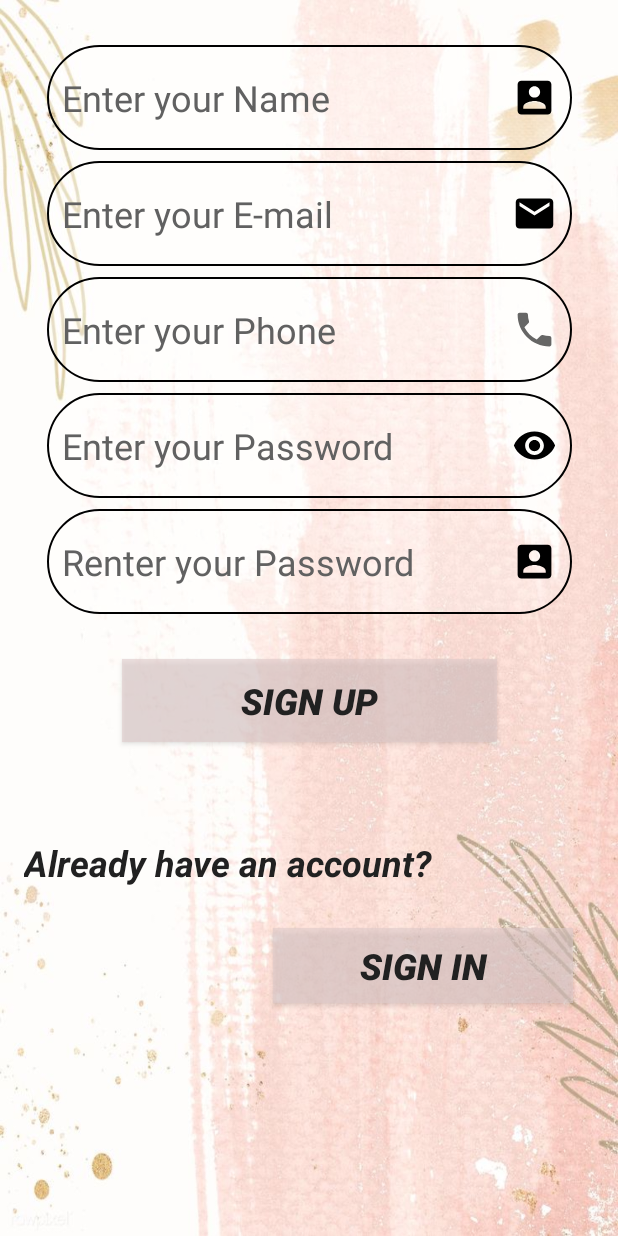
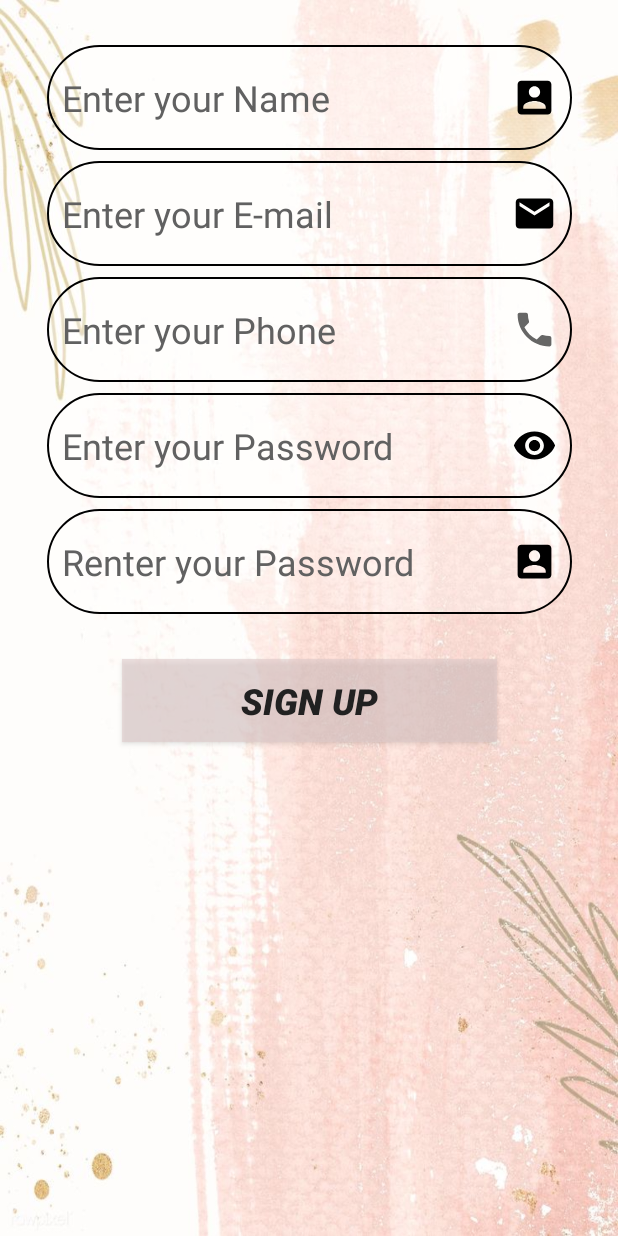
Before and after one commit to Android-AEMM/Trainning_proj, an Android app: the MainActivity screen opened directly, with no data from a screen before it, on a phone screen of 412 x 824 dp. Run offline under Robolectric (Android 15) with nearby library versions, the phone set to English and light mode, and no system bars.

Commit message:
signUp+login

```diff
--- a/app/src/main/java/com/example/trainning_proj/MainActivity.java
+++ b/app/src/main/java/com/example/trainning_proj/MainActivity.java
@@ -8,21 +8,12 @@ import android.view.View;
 import android.widget.Button;
 
 public class MainActivity extends AppCompatActivity {
-    Button btn_login;
 
     @Override
     protected void onCreate(Bundle savedInstanceState) {
         super.onCreate(savedInstanceState);
         setContentView(R.layout.activity_main);
-        btn_login=findViewById(R.id.btn1_signIn);
-        btn_login.setOnClickListener(new View.OnClickListener() {
-            @Override
-            public void onClick(View view) {
-                Intent i=new Intent(MainActivity.this,SignIn.class);
-                startActivity(i);
-                finish();
-            }
-        });
+
 
     }
 }
--- a/app/src/main/java/com/example/trainning_proj/SignIn.java
+++ b/app/src/main/java/com/example/trainning_proj/SignIn.java
@@ -2,13 +2,28 @@ package com.example.trainning_proj;
 
 import androidx.appcompat.app.AppCompatActivity;
 
+import android.content.Intent;
 import android.os.Bundle;
+import android.view.View;
+import android.widget.Button;
 
 public class SignIn extends AppCompatActivity {
+    Button btn_login;
+
 
     @Override
     protected void onCreate(Bundle savedInstanceState) {
         super.onCreate(savedInstanceState);
         setContentView(R.layout.activity_sign_in);
+
+        btn_login=findViewById(R.id.btn2_signUp);
+        btn_login.setOnClickListener(new View.OnClickListener() {
+            @Override
+            public void onClick(View view) {
+                Intent i=new Intent(SignIn.this,MainActivity.class);
+                startActivity(i);
+                finish();
+            }
+        });
     }
 }
--- a/app/src/main/res/layout/activity_main.xml
+++ b/app/src/main/res/layout/activity_main.xml
@@ -97,33 +97,5 @@ android:layout_height="match_parent">
     app:layout_constraintRight_toRightOf="@id/layout_signUp"
     app:layout_constraintTop_toBottomOf="@id/et1_rePass"
     />
-<TextView
-    android:id="@+id/tv1_haveAccount"
-    android:layout_width="wrap_content"
-    android:layout_height="60dp"
-    android:layout_marginTop="64dp"
-    android:text="@string/so_Signin"
-    android:textColor="@color/gray900"
-    android:textSize="24dp"
-    android:textStyle="bold|italic"
-    app:layout_constraintHorizontal_bias="0.112"
-    app:layout_constraintLeft_toLeftOf="@id/layout_signUp"
-    app:layout_constraintRight_toRightOf="@id/layout_signUp"
-    app:layout_constraintTop_toBottomOf="@id/btn_signUp" />
-
-<Button
-    android:id="@+id/btn1_signIn"
-    android:layout_width="200dp"
-    android:layout_height="50dp"
-    android:background="#94E1CBCB"
-    android:gravity="center"
-    android:text="@string/btn_signin"
-    android:textColor="@color/gray900"
-    android:textSize="24dp"
-    android:textStyle="bold|italic"
-    app:layout_constraintHorizontal_bias="0.857"
-    app:layout_constraintLeft_toLeftOf="@id/layout_signUp"
-    app:layout_constraintRight_toRightOf="@id/layout_signUp"
-    app:layout_constraintTop_toBottomOf="@id/tv1_haveAccount" />
 
 </androidx.constraintlayout.widget.ConstraintLayout>
```
